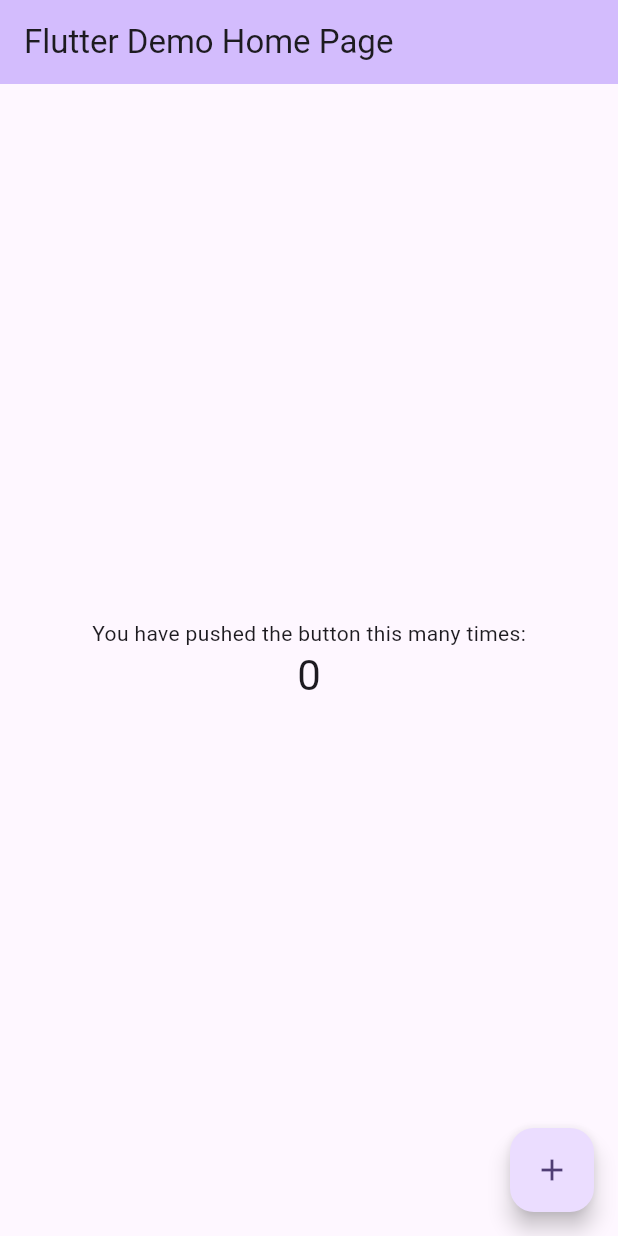
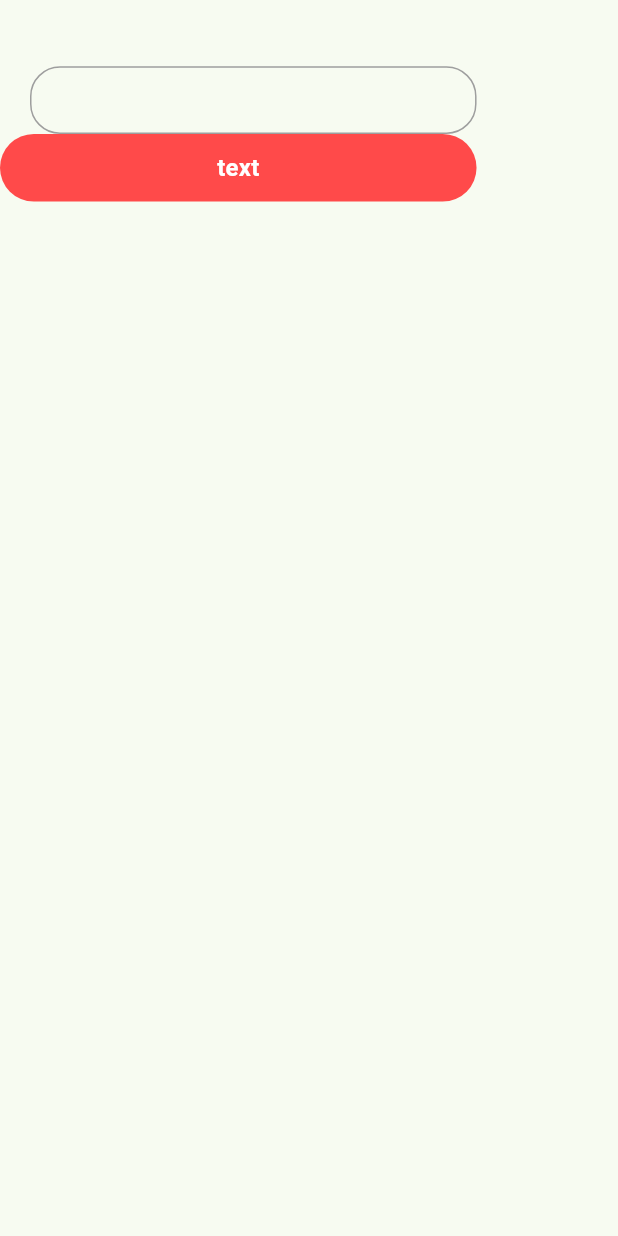
Before and after one commit to noRan56/puresoftinternproject, a Flutter app: the screen it shows after launch, on a phone screen of 412 x 824 dp. Run offline on Flutter 3.47's test engine with Material 3 defaults, Android fonts, the phone set to English and light mode, and no system bars; our stand-ins replace flutter_screenutil.

Commit message:
add shared component with his styles & add font folder to project

```diff
--- /dev/null
+++ b/lib/core/shared_widget/app_text_btn.dart
@@ -0,0 +1,26 @@
+import 'package:flutter/material.dart';
+import 'package:flutter_screenutil/flutter_screenutil.dart';
+import 'package:puresoftinternproject/core/styles/custom_app_colors.dart';
+import 'package:puresoftinternproject/core/styles/custom_app_text.dart';
+
+class AppTextBtn extends StatelessWidget {
+  final String text;
+  final Color color;
+
+  const AppTextBtn({super.key, required this.text, required this.color});
+
+  @override
+  Widget build(BuildContext context) {
+    return Container(
+      width: 347.w,
+      height: 51.h,
+
+      decoration: BoxDecoration(
+        color: color,
+        borderRadius: BorderRadius.circular(25),
+      ),
+
+      child: Center(child: Text(text, style: CustomAppText.btnStyle)),
+    );
+  }
+}
--- /dev/null
+++ b/lib/core/shared_widget/app_text_field.dart
@@ -0,0 +1,38 @@
+// ignore_for_file: public_member_api_docs, sort_constructors_first
+import 'package:flutter/material.dart';
+import 'package:flutter_screenutil/flutter_screenutil.dart';
+
+class AppTextField extends StatelessWidget {
+  final TextEditingController? controller;
+  final String? hintText;
+  int? maxLine = 1;
+  AppTextField({super.key, this.hintText, this.maxLine, this.controller});
+
+  @override
+  Widget build(BuildContext context) {
+    return Container(
+      width: 347.w,
+      height: 51.h,
+      padding: EdgeInsets.only(left: 20),
+      decoration: BoxDecoration(borderRadius: BorderRadius.circular(20)),
+      child: TextField(
+        controller: controller,
+
+        cursorColor: Colors.white,
+        maxLines: maxLine,
+
+        decoration: InputDecoration(
+          border: OutlineInputBorder(borderRadius: BorderRadius.circular(20)),
+          focusedBorder: OutlineInputBorder(
+            borderRadius: BorderRadius.circular(20),
+            borderSide: BorderSide(color: Colors.grey),
+          ),
+          enabledBorder: OutlineInputBorder(
+            borderRadius: BorderRadius.circular(20),
+            borderSide: BorderSide(color: Colors.grey),
+          ),
+        ),
+      ),
+    );
+  }
+}
--- a/lib/core/styles/custom_app_colors.dart
+++ b/lib/core/styles/custom_app_colors.dart
@@ -1,5 +1,10 @@
 import 'package:flutter/material.dart';
 
 class CustomAppColors {
-  static const primaryColor = Color(0xFF000000);
+  static const deepGreen = Color(0xFf204F38);
+  static const lightPink = Color(0xFfDF958F);
+  static const red = Color(0xFfFF4A4A);
+  static const white = Color(0xFfFFFFFF);
+  static const black = Color(0xFf000000);
+  static const grey = Color(0xFf858D9A);
 }
--- a/lib/core/styles/custom_app_text.dart
+++ b/lib/core/styles/custom_app_text.dart
@@ -1,8 +1,15 @@
 import 'package:flutter/material.dart';
+import 'package:flutter_screenutil/flutter_screenutil.dart';
 
 class CustomAppText {
-  static TextStyle title = const TextStyle(
-    fontSize: 20,
+  static TextStyle title = TextStyle(
+    fontSize: 20.sp,
     fontWeight: FontWeight.bold,
   );
+
+  static TextStyle btnStyle = TextStyle(
+    fontSize: 18.sp,
+    fontWeight: FontWeight.bold,
+    color: Colors.white,
+  );
 }
--- a/lib/main.dart
+++ b/lib/main.dart
@@ -1,6 +1,10 @@
 import 'package:flutter/material.dart';
+import 'package:flutter_screenutil/flutter_screenutil.dart';
+import 'package:puresoftinternproject/presentation_layer/view/home_view.dart';
 
 void main() {
+  WidgetsFlutterBinding.ensureInitialized();
+
   runApp(const MyApp());
 }
 
@@ -10,113 +14,22 @@ class MyApp extends StatelessWidget {
   // This widget is the root of your application.
   @override
   Widget build(BuildContext context) {
-    return MaterialApp(
-      title: 'Flutter Demo',
-      theme: ThemeData(
-        // This is the theme of your application.
-        //
-        // TRY THIS: Try running your application with "flutter run". You'll see
-        // the application has a purple toolbar. Then, without quitting the app,
-        // try changing the seedColor in the colorScheme below to Colors.green
-        // and then invoke "hot reload" (save your changes or press the "hot
-        // reload" button in a Flutter-supported IDE, or press "r" if you used
-        // the command line to start the app).
-        //
-        // Notice that the counter didn't reset back to zero; the application
-        // state is not lost during the reload. To reset the state, use hot
-        // restart instead.
-        //
-        // This works for code too, not just values: Most code changes can be
-        // tested with just a hot reload.
-        colorScheme: ColorScheme.fromSeed(seedColor: Colors.deepPurple),
-      ),
-      home: const MyHomePage(title: 'Flutter Demo Home Page'),
+    return ScreenUtilInit(
+      designSize: Size(450, 932),
+      minTextAdapt: true,
+      splitScreenMode: true,
+
+      builder: (_, child) {
+        return MaterialApp(
+          debugShowCheckedModeBanner: false,
+
+          title: 'Fruit Market',
+          theme: ThemeData(
+            colorScheme: ColorScheme.fromSeed(seedColor: Colors.green),
+          ),
+          home: HomeView(),
+        );
+      },
     );
   }
 }
-
-class MyHomePage extends StatefulWidget {
-  const MyHomePage({super.key, required this.title});
-
-  // This widget is the home page of your application. It is stateful, meaning
-  // that it has a State object (defined below) that contains fields that affect
-  // how it looks.
-
-  // This class is the configuration for the state. It holds the values (in this
-  // case the title) provided by the parent (in this case the App widget) and
-  // used by the build method of the State. Fields in a Widget subclass are
-  // always marked "final".
-
-  final String title;
-
-  @override
-  State<MyHomePage> createState() => _MyHomePageState();
-}
-
-class _MyHomePageState extends State<MyHomePage> {
-  int _counter = 0;
-
-  void _incrementCounter() {
-    setState(() {
-      // This call to setState tells the Flutter framework that something has
-      // changed in this State, which causes it to rerun the build method below
-      // so that the display can reflect the updated values. If we changed
-      // _counter without calling setState(), then the build method would not be
-      // called again, and so nothing would appear to happen.
-      _counter++;
-    });
-  }
-
-  @override
-  Widget build(BuildContext context) {
-    // This method is rerun every time setState is called, for instance as done
-    // by the _incrementCounter method above.
-    //
-    // The Flutter framework has been optimized to make rerunning build methods
-    // fast, so that you can just rebuild anything that needs updating rather
-    // than having to individually change instances of widgets.
-    return Scaffold(
-      appBar: AppBar(
-        // TRY THIS: Try changing the color here to a specific color (to
-        // Colors.amber, perhaps?) and trigger a hot reload to see the AppBar
-        // change color while the other colors stay the same.
-        backgroundColor: Theme.of(context).colorScheme.inversePrimary,
-        // Here we take the value from the MyHomePage object that was created by
-        // the App.build method, and use it to set our appbar title.
-        title: Text(widget.title),
-      ),
-      body: Center(
-        // Center is a layout widget. It takes a single child and positions it
-        // in the middle of the parent.
-        child: Column(
-          // Column is also a layout widget. It takes a list of children and
-          // arranges them vertically. By default, it sizes itself to fit its
-          // children horizontally, and tries to be as tall as its parent.
-          //
-          // Column has various properties to control how it sizes itself and
-          // how it positions its children. Here we use mainAxisAlignment to
-          // center the children vertically; the main axis here is the vertical
-          // axis because Columns are vertical (the cross axis would be
-          // horizontal).
-          //
-          // TRY THIS: Invoke "debug painting" (choose the "Toggle Debug Paint"
-          // action in the IDE, or press "p" in the console), to see the
-          // wireframe for each widget.
-          mainAxisAlignment: MainAxisAlignment.center,
-          children: <Widget>[
-            const Text('You have pushed the button this many times:'),
-            Text(
-              '$_counter',
-              style: Theme.of(context).textTheme.headlineMedium,
-            ),
-          ],
-        ),
-      ),
-      floatingActionButton: FloatingActionButton(
-        onPressed: _incrementCounter,
-        tooltip: 'Increment',
-        child: const Icon(Icons.add),
-      ), // This trailing comma makes auto-formatting nicer for build methods.
-    );
-  }
-}
--- /dev/null
+++ b/lib/presentation_layer/view/home_view.dart
@@ -0,0 +1,28 @@
+import 'package:flutter/material.dart';
+import 'package:flutter_screenutil/flutter_screenutil.dart';
+import 'package:puresoftinternproject/core/shared_widget/app_text_btn.dart';
+import 'package:puresoftinternproject/core/shared_widget/app_text_field.dart';
+import 'package:puresoftinternproject/core/styles/custom_app_colors.dart';
+
+class HomeView extends StatelessWidget {
+  const HomeView({super.key});
+
+  @override
+  Widget build(BuildContext context) {
+    return SafeArea(
+      child: Scaffold(
+        body: Column(
+          children: [
+            SizedBox(height: 50.h),
+            AppTextField(
+              controller: TextEditingController(),
+              hintText: 'Search',
+              maxLine: 1,
+            ),
+            AppTextBtn(text: 'text', color: CustomAppColors.red),
+          ],
+        ),
+      ),
+    );
+  }
+}
```
Also changed, not shown: assets/fonts/TitilliumWeb-Black.ttf (added), assets/fonts/TitilliumWeb-Bold.ttf (added), assets/fonts/TitilliumWeb-BoldItalic.ttf (added), assets/fonts/TitilliumWeb-ExtraLight.ttf (added), assets/fonts/TitilliumWeb-ExtraLightItalic.ttf (added), assets/fonts/TitilliumWeb-Italic.ttf (added), assets/fonts/TitilliumWeb-Light.ttf (added), assets/fonts/TitilliumWeb-LightItalic.ttf (added), assets/fonts/TitilliumWeb-Regular.ttf (added), assets/fonts/TitilliumWeb-SemiBold.ttf (added), assets/fonts/TitilliumWeb-SemiBoldItalic.ttf (added).
